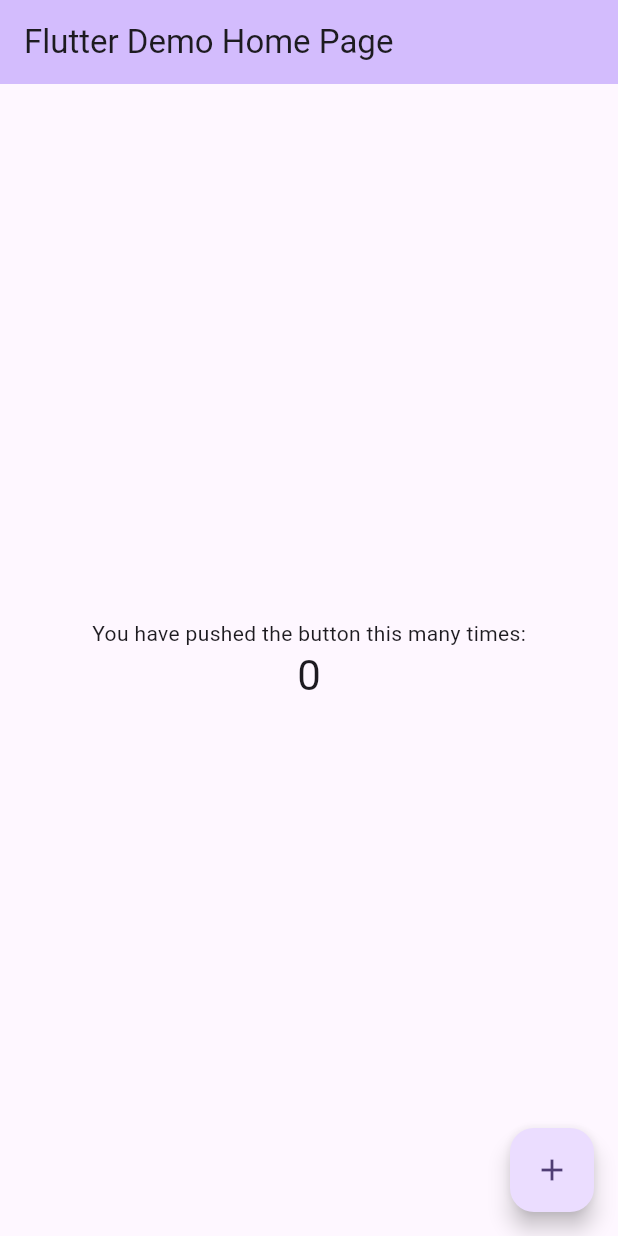
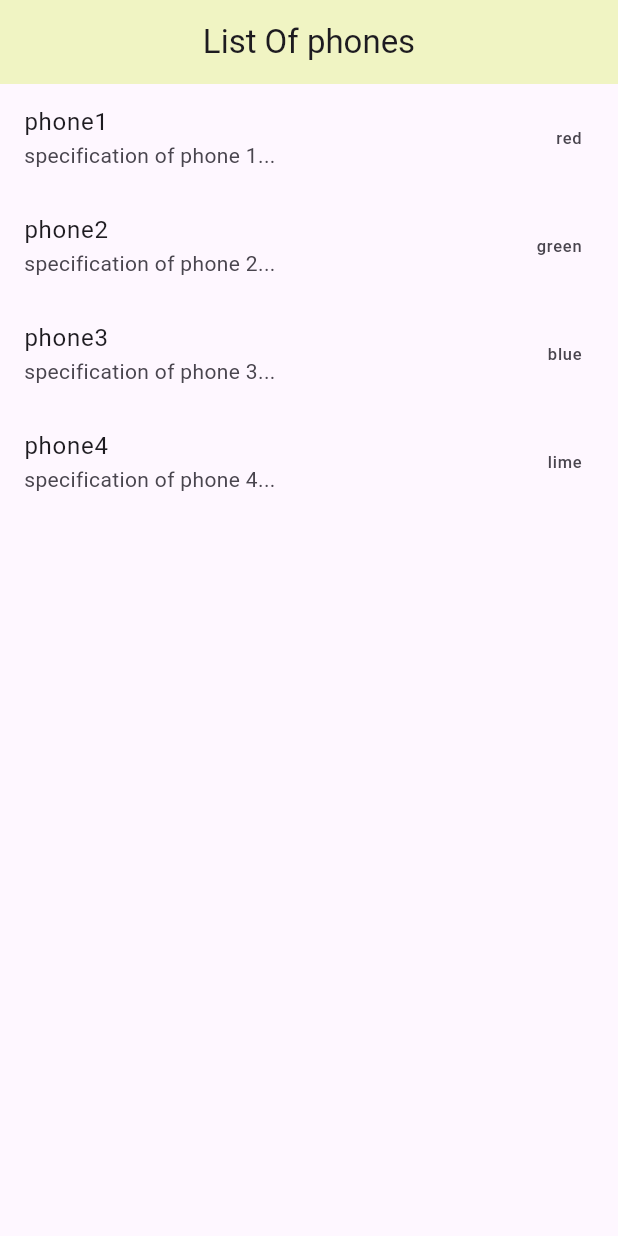
Before and after one commit to UniteacherDrRaed/exmaplelistofphones, a Flutter app: the screen it shows after launch, on a phone screen of 412 x 824 dp. Run offline on Flutter 3.47's test engine with Material 3 defaults, Android fonts, the phone set to English and light mode, and no system bars.

Commit message:
list of phones

```diff
--- /dev/null
+++ b/lib/data/listofphone.dart
@@ -0,0 +1,12 @@
+import '../model/phone.dart';
+
+List<Phone> listOfPhones=[
+  Phone(name: "phone1", phoneColor: "red",
+      specification: "specification of phone 1..."),
+  Phone(name: "phone2", phoneColor: "green",
+      specification: "specification of phone 2..."),
+  Phone(name: "phone3", phoneColor: "blue",
+      specification: "specification of phone 3..."),
+  Phone(name: "phone4", phoneColor: "lime",
+      specification: "specification of phone 4..."),
+];
--- a/lib/main.dart
+++ b/lib/main.dart
@@ -1,4 +1,6 @@
 import 'package:flutter/material.dart';
+
+import 'pages/mainpage.dart';
 
 void main() {
   runApp(const MyApp());
@@ -31,95 +33,7 @@
         colorScheme: ColorScheme.fromSeed(seedColor: Colors.deepPurple),
         useMaterial3: true,
       ),
-      home: const MyHomePage(title: 'Flutter Demo Home Page'),
+      home: MainPage(),
     );
   }
 }
-
-class MyHomePage extends StatefulWidget {
-  const MyHomePage({super.key, required this.title});
-
-  // This widget is the home page of your application. It is stateful, meaning
-  // that it has a State object (defined below) that contains fields that affect
-  // how it looks.
-
-  // This class is the configuration for the state. It holds the values (in this
-  // case the title) provided by the parent (in this case the App widget) and
-  // used by the build method of the State. Fields in a Widget subclass are
-  // always marked "final".
-
-  final String title;
-
-  @override
-  State<MyHomePage> createState() => _MyHomePageState();
-}
-
-class _MyHomePageState extends State<MyHomePage> {
-  int _counter = 0;
-
-  void _incrementCounter() {
-    setState(() {
-      // This call to setState tells the Flutter framework that something has
-      // changed in this State, which causes it to rerun the build method below
-      // so that the display can reflect the updated values. If we changed
-      // _counter without calling setState(), then the build method would not be
-      // called again, and so nothing would appear to happen.
-      _counter++;
-    });
-  }
-
-  @override
-  Widget build(BuildContext context) {
-    // This method is rerun every time setState is called, for instance as done
-    // by the _incrementCounter method above.
-    //
-    // The Flutter framework has been optimized to make rerunning build methods
-    // fast, so that you can just rebuild anything that needs updating rather
-    // than having to individually change instances of widgets.
-    return Scaffold(
-      appBar: AppBar(
-        // TRY THIS: Try changing the color here to a specific color (to
-        // Colors.amber, perhaps?) and trigger a hot reload to see the AppBar
-        // change color while the other colors stay the same.
-        backgroundColor: Theme.of(context).colorScheme.inversePrimary,
-        // Here we take the value from the MyHomePage object that was created by
-        // the App.build method, and use it to set our appbar title.
-        title: Text(widget.title),
-      ),
-      body: Center(
-        // Center is a layout widget. It takes a single child and positions it
-        // in the middle of the parent.
-        child: Column(
-          // Column is also a layout widget. It takes a list of children and
-          // arranges them vertically. By default, it sizes itself to fit its
-          // children horizontally, and tries to be as tall as its parent.
-          //
-          // Column has various properties to control how it sizes itself and
-          // how it positions its children. Here we use mainAxisAlignment to
-          // center the children vertically; the main axis here is the vertical
-          // axis because Columns are vertical (the cross axis would be
-          // horizontal).
-          //
-          // TRY THIS: Invoke "debug painting" (choose the "Toggle Debug Paint"
-          // action in the IDE, or press "p" in the console), to see the
-          // wireframe for each widget.
-          mainAxisAlignment: MainAxisAlignment.center,
-          children: <Widget>[
-            const Text(
-              'You have pushed the button this many times:',
-            ),
-            Text(
-              '$_counter',
-              style: Theme.of(context).textTheme.headlineMedium,
-            ),
-          ],
-        ),
-      ),
-      floatingActionButton: FloatingActionButton(
-        onPressed: _incrementCounter,
-        tooltip: 'Increment',
-        child: const Icon(Icons.add),
-      ), // This trailing comma makes auto-formatting nicer for build methods.
-    );
-  }
-}
--- /dev/null
+++ b/lib/model/phone.dart
@@ -0,0 +1,8 @@
+class Phone{
+  final String name;
+  final String phoneColor;
+  final String specification;
+  Phone({required this.name,
+    required this.phoneColor,
+    required this.specification});
+}
--- /dev/null
+++ b/lib/pages/mainpage.dart
@@ -0,0 +1,33 @@
+import 'package:flutter/material.dart';
+
+import '../data/listofphone.dart';
+import '../model/phone.dart';
+import 'phonepage.dart';
+class MainPage extends StatelessWidget {
+  const MainPage({super.key});
+
+  @override
+  Widget build(BuildContext context) {
+    return Scaffold(
+      appBar: AppBar(
+        title: Text("List Of phones"),
+        centerTitle: true,
+        backgroundColor: Colors.lime.shade100,
+      ),
+      body: ListView.builder(
+        itemCount: listOfPhones.length,
+          itemBuilder: (context,phoneindex){
+          Phone currentPhone =listOfPhones[phoneindex];
+          return ListTile(
+            onTap: (){
+             Navigator.push(context,
+             MaterialPageRoute(builder: (context)=>PhoneDetail(phone: currentPhone)));
+            },
+            title: Text(currentPhone.name),
+            subtitle: Text(currentPhone.specification),
+            trailing: Text(currentPhone.phoneColor),
+          );
+          }),
+    );
+  }
+}
--- /dev/null
+++ b/lib/pages/phonepage.dart
@@ -0,0 +1,20 @@
+import 'package:flutter/material.dart';
+
+import '../model/phone.dart';
+class PhoneDetail extends StatelessWidget {
+  const PhoneDetail({super.key, required this.phone});
+ final Phone phone;
+  @override
+  Widget build(BuildContext context) {
+    return Scaffold(
+      appBar: AppBar(
+        title: Text(phone.name),
+        centerTitle: true,
+      ),
+      body: ListTile(
+        title: Text(phone.phoneColor),
+        subtitle: Text(phone.specification),
+      ),
+    );
+  }
+}
```
